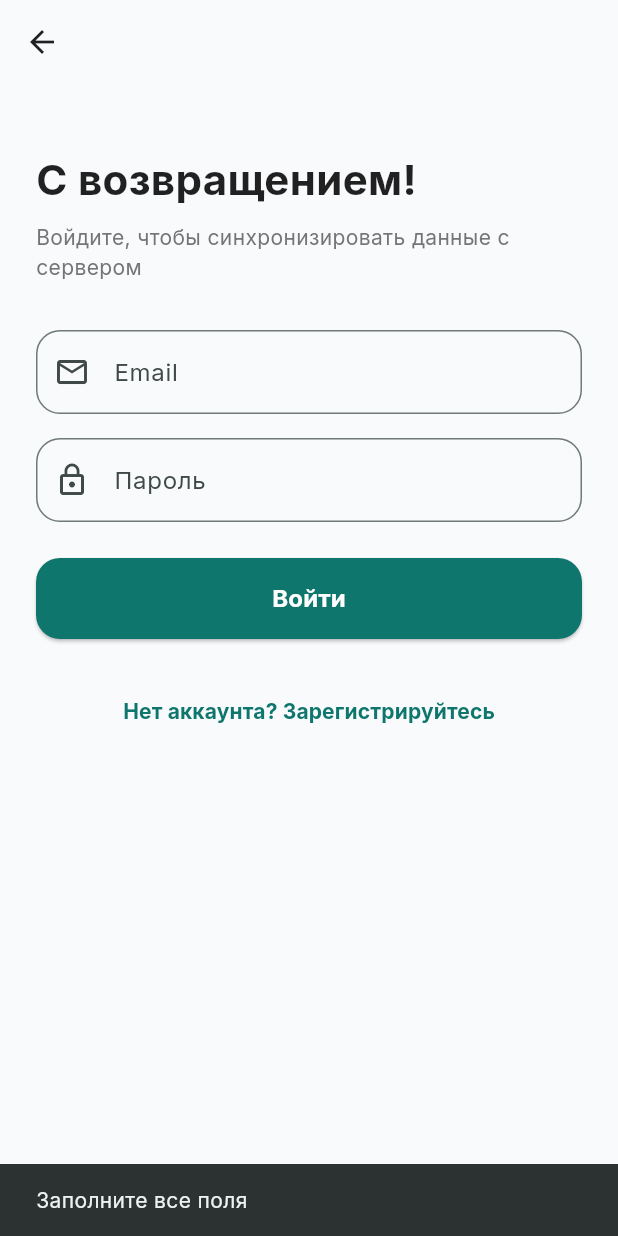
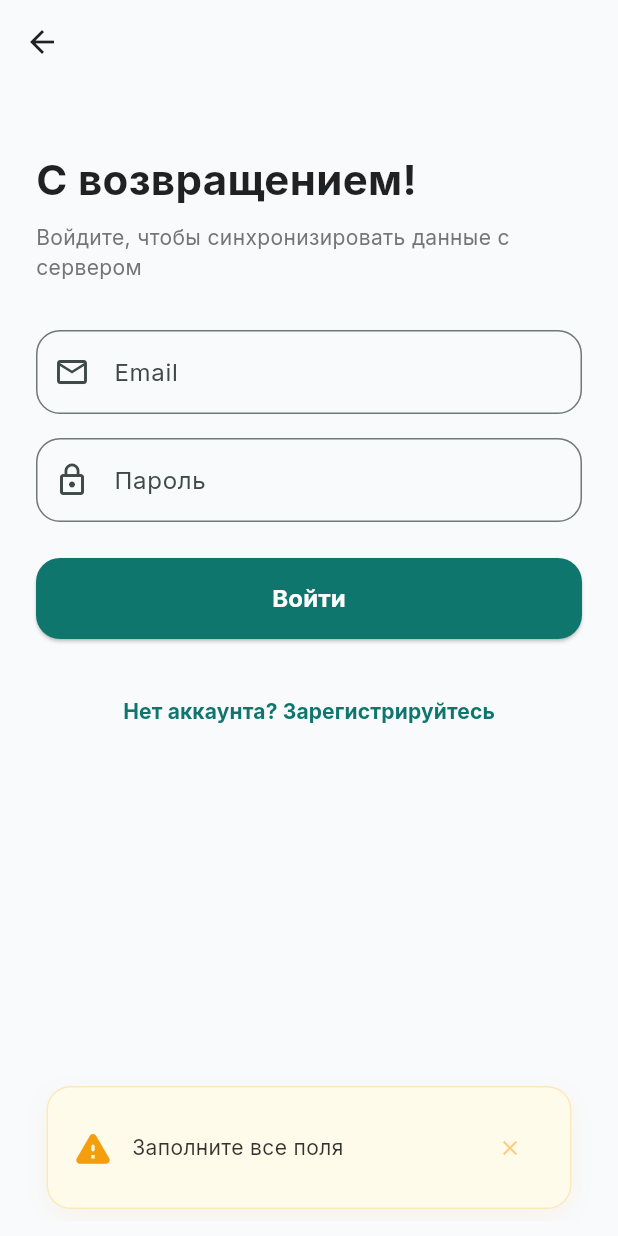
Before and after one commit to jbronxxx/finance_app_mobile, a Flutter app: the AuthScreen screen opened by its route, after a tap on "Войти", on a phone screen of 412 x 824 dp. Run offline on Flutter 3.47's test engine with Material 3 defaults, Android fonts, the phone set to English and light mode, and no system bars; our stand-ins replace connectivity_plus, dio, flutter_dotenv, flutter_secure_storage, google_fonts, objectbox; accounts and stored records are empty; generated files the repository leaves out were written again; statements that could not run were skipped.

Commit message:
added alerts

```diff
--- a/lib/screens/auth_screen.dart
+++ b/lib/screens/auth_screen.dart
@@ -1,6 +1,8 @@
 import 'package:flutter/material.dart';
 import 'package:connectivity_plus/connectivity_plus.dart';
 import '../services/api_service.dart';
+import '../widgets/app_alerts.dart';
+import '../utils/app_error_handler.dart';
 
 /// Экран входа/регистрации.
 class AuthScreen extends StatefulWidget {
@@ -32,15 +34,11 @@ class _AuthScreenState extends State<AuthScreen> {
     final name = _nameController.text.trim();
 
     if (email.isEmpty || password.isEmpty) {
-      ScaffoldMessenger.of(context).showSnackBar(
-        const SnackBar(content: Text('Заполните все поля')),
-      );
+      AppAlerts.warning(context, 'Заполните все поля');
       return;
     }
     if (!_isLoginMode && name.isEmpty) {
-      ScaffoldMessenger.of(context).showSnackBar(
-        const SnackBar(content: Text('Введите имя')),
-      );
+      AppAlerts.warning(context, 'Введите имя');
       return;
     }
 
@@ -51,12 +49,7 @@ class _AuthScreenState extends State<AuthScreen> {
     if (connectivityResult.contains(ConnectivityResult.none)) {
       if (mounted) {
         setState(() => _isLoading = false);
-        ScaffoldMessenger.of(context).showSnackBar(
-          const SnackBar(
-            content: Text('Для входа или регистрации необходимо интернет-соединение'),
-            backgroundColor: Colors.red,
-          ),
-        );
+        AppAlerts.error(context, 'Для входа или регистрации необходимо интернет-соединение');
       }
       return;
     }
@@ -86,9 +79,7 @@ class _AuthScreenState extends State<AuthScreen> {
       }
     } catch (e) {
       if (!mounted) return;
-      ScaffoldMessenger.of(context).showSnackBar(
-        SnackBar(content: Text('Ошибка: ${e.toString()}')),
-      );
+      AppErrorHandler.show(context, e, title: _isLoginMode ? 'Ошибка входа' : 'Ошибка регистрации');
     } finally {
       if (mounted) setState(() => _isLoading = false);
     }
--- a/lib/services/api_service.dart
+++ b/lib/services/api_service.dart
@@ -454,7 +454,7 @@ class ApiService {
         options: _authOptions(),
       );
 
-      return response.data;
+      return response.data['data'] as Map<String, dynamic>;
     } catch (e) {
       if (kDebugMode) debugPrint('[ApiService] Get insights error: $e');
       rethrow;
@@ -491,7 +491,7 @@ class ApiService {
       }
 
       if (kDebugMode) debugPrint('[ApiService] Sync local -> backend success');
-      return response.data;
+      return data is Map ? data.cast<String, dynamic>() : response.data;
     } on DioException catch (e) {
       if (kDebugMode) debugPrint('[ApiService] Sync error: ${e.response?.statusCode}');
       throw Exception('Ошибка синхронизации: ${e.response?.statusCode}');
--- /dev/null
+++ b/lib/widgets/app_alerts.dart
@@ -0,0 +1,226 @@
+import 'package:flutter/material.dart';
+
+enum AlertType { success, error, warning, info }
+
+class AppAlerts {
+  /// Отображает всплывающее уведомление (Toast) с кастомным дизайном.
+  ///
+  /// Поддерживает различные типы [type] для визуальной дифференциации.
+  static void showToast(
+    BuildContext context, {
+    required String message,
+    String? title,
+    AlertType type = AlertType.info,
+    Duration duration = const Duration(seconds: 4),
+  }) {
+    // Настраиваем цвета и иконки в зависимости от типа
+    Color bgColor;
+    Color iconColor;
+    IconData icon;
+
+    switch (type) {
+      case AlertType.success:
+        bgColor = const Color(0xFFF0FDF4); // Light Green
+        iconColor = const Color(0xFF16A34A); // Green
+        icon = Icons.check_circle_rounded;
+        break;
+      case AlertType.error:
+        bgColor = const Color(0xFFFEF2F2); // Light Red
+        iconColor = const Color(0xFFEF4444); // Red
+        icon = Icons.error_rounded;
+        break;
+      case AlertType.warning:
+        bgColor = const Color(0xFFFFFBEB); // Light Amber
+        iconColor = const Color(0xFFF59E0B); // Amber
+        icon = Icons.warning_rounded;
+        break;
+      case AlertType.info:
+        bgColor = const Color(0xFFF0F9FF); // Light Blue
+        iconColor = const Color(0xFF3B82F6); // Blue
+        icon = Icons.info_rounded;
+        break;
+    }
+
+    final snackBar = SnackBar(
+      backgroundColor: Colors.transparent,
+      elevation: 0,
+      behavior: SnackBarBehavior.floating,
+      duration: duration,
+      padding: EdgeInsets.zero,
+      content: Container(
+        margin: const EdgeInsets.symmetric(horizontal: 16, vertical: 8),
+        padding: const EdgeInsets.all(16),
+        decoration: BoxDecoration(
+          color: bgColor,
+          borderRadius: BorderRadius.circular(16),
+          border: Border.all(color: iconColor.withValues(alpha: 0.2)),
+          boxShadow: [
+            BoxShadow(
+              color: iconColor.withValues(alpha: 0.08),
+              blurRadius: 15,
+              offset: const Offset(0, 5),
+            ),
+          ],
+        ),
+        child: Row(
+          crossAxisAlignment: CrossAxisAlignment.center,
+          children: [
+            Icon(icon, color: iconColor, size: 28),
+            const SizedBox(width: 12),
+            Expanded(
+              child: Column(
+                mainAxisSize: MainAxisSize.min,
+                crossAxisAlignment: CrossAxisAlignment.start,
+                mainAxisAlignment: MainAxisAlignment.center,
+                children: [
+                  if (title != null) ...[
+                    Text(
+                      title,
+                      style: TextStyle(
+                        color: iconColor.darken(0.2),
+                        fontWeight: FontWeight.bold,
+                        fontSize: 14,
+                      ),
+                    ),
+                    const SizedBox(height: 2),
+                  ],
+                  Text(
+                    message,
+                    style: TextStyle(
+                      color: Colors.black87.withValues(alpha: 0.8),
+                      fontSize: title != null ? 13 : 14,
+                      height: 1.4,
+                    ),
+                  ),
+                ],
+              ),
+            ),
+            IconButton(
+              icon: Icon(Icons.close, size: 16, color: iconColor.withValues(alpha: 0.5)),
+              padding: EdgeInsets.zero,
+              constraints: const BoxConstraints(),
+              onPressed: () {
+                ScaffoldMessenger.of(context).hideCurrentSnackBar();
+              },
+            ),
+          ],
+        ),
+      ),
+    );
+
+    ScaffoldMessenger.of(context)
+      ..hideCurrentSnackBar()
+      ..showSnackBar(snackBar);
+  }
+
+  static void success(BuildContext context, String message, {String? title}) {
+    showToast(context, message: message, title: title, type: AlertType.success);
+  }
+
+  static void error(BuildContext context, String message, {String? title}) {
+    showToast(context, message: message, title: title, type: AlertType.error);
+  }
+
+  static void warning(BuildContext context, String message, {String? title}) {
+    showToast(context, message: message, title: title, type: AlertType.warning);
+  }
+
+  static void info(BuildContext context, String message, {String? title}) {
+    showToast(context, message: message, title: title, type: AlertType.info);
+  }
+
+  /// Отображает критическое модальное окно, требующее действия пользователя.
+  ///
+  /// Используется для критических ошибок или важных системных уведомлений.
+  static void showErrorDialog(
+    BuildContext context, {
+    required String title,
+    required String message,
+    String buttonText = 'Понятно',
+    VoidCallback? onPressed,
+  }) {
+    showDialog(
+      context: context,
+      barrierDismissible: false,
+      builder: (BuildContext context) {
+        return Dialog(
+          shape: RoundedRectangleBorder(borderRadius: BorderRadius.circular(24)),
+          elevation: 0,
+          backgroundColor: Colors.white,
+          child: Padding(
+            padding: const EdgeInsets.all(24),
+            child: Column(
+              mainAxisSize: MainAxisSize.min,
+              children: [
+                Container(
+                  padding: const EdgeInsets.all(16),
+                  decoration: const BoxDecoration(
+                    color: Color(0xFFFEF2F2),
+                    shape: BoxShape.circle,
+                  ),
+                  child: const Icon(
+                    Icons.warning_rounded,
+                    color: Color(0xFFEF4444),
+                    size: 32,
+                  ),
+                ),
+                const SizedBox(height: 20),
+                Text(
+                  title,
+                  style: const TextStyle(
+                    fontSize: 20,
+                    fontWeight: FontWeight.bold,
+                    color: Colors.black87,
+                  ),
+                  textAlign: TextAlign.center,
+                ),
+                const SizedBox(height: 12),
+                Text(
+                  message,
+                  style: TextStyle(
+                    fontSize: 14,
+                    color: Colors.grey.shade600,
+                    height: 1.5,
+                  ),
+                  textAlign: TextAlign.center,
+                ),
+                const SizedBox(height: 24),
+                SizedBox(
+                  width: double.infinity,
+                  height: 48,
+                  child: ElevatedButton(
+                    style: ElevatedButton.styleFrom(
+                      backgroundColor: const Color(0xFFEF4444),
+                      foregroundColor: Colors.white,
+                      shape: RoundedRectangleBorder(
+                        borderRadius: BorderRadius.circular(16),
+                      ),
+                      elevation: 0,
+                    ),
+                    onPressed: () {
+                      Navigator.of(context).pop();
+                      if (onPressed != null) onPressed();
+                    },
+                    child: Text(
+                      buttonText,
+                      style: const TextStyle(fontWeight: FontWeight.bold),
+                    ),
+                  ),
+                ),
+              ],
+            ),
+          ),
+        );
+      },
+    );
+  }
+}
+
+extension ColorExtension on Color {
+  Color darken([double amount = .1]) {
+    assert(amount >= 0 && amount <= 1);
+    final hsl = HSLColor.fromColor(this);
+    final hslDark = hsl.withLightness((hsl.lightness - amount).clamp(0.0, 1.0));
+    return hslDark.toColor();
+  }
+}
```
Also changed, not shown: lib/screens/add_transaction_sheet.dart (+3 -6 lines), lib/screens/budgets_screen.dart (+8 -25 lines), lib/screens/dashboard_screen.dart (+8 -23 lines), lib/screens/insights_screen.dart (+8 -3 lines), lib/screens/profile_screen.dart (+7 -15 lines), lib/utils/app_error_handler.dart (added, +106 -0 lines), lib/utils/ui_utils.dart (+6 -6 lines).
